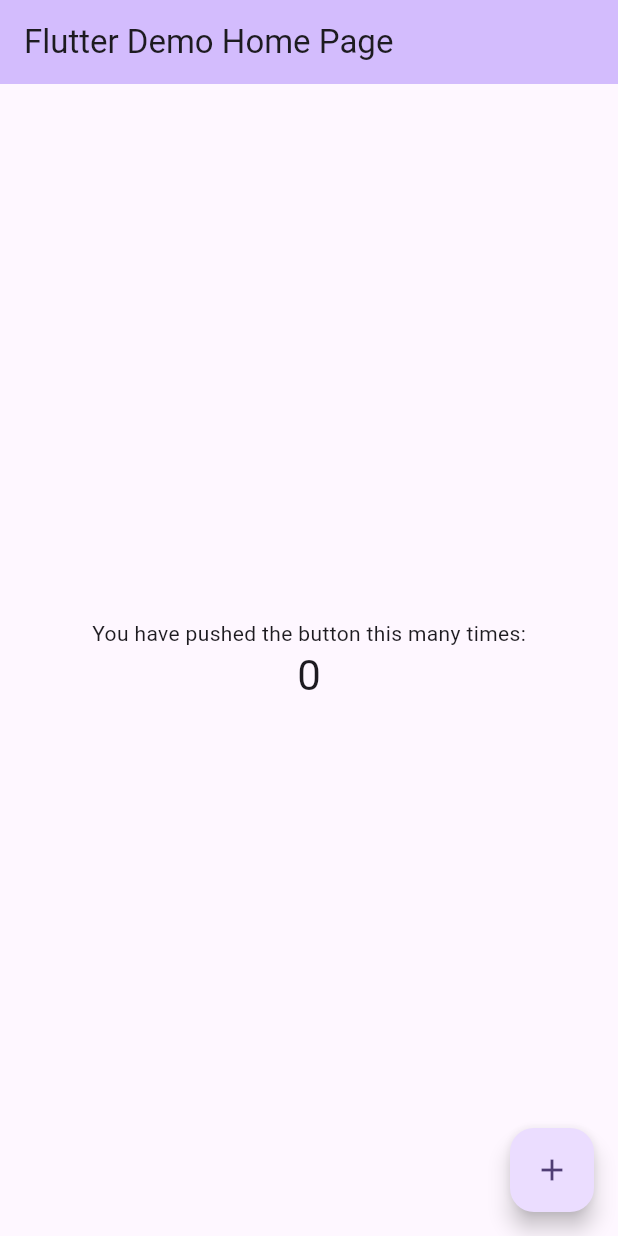
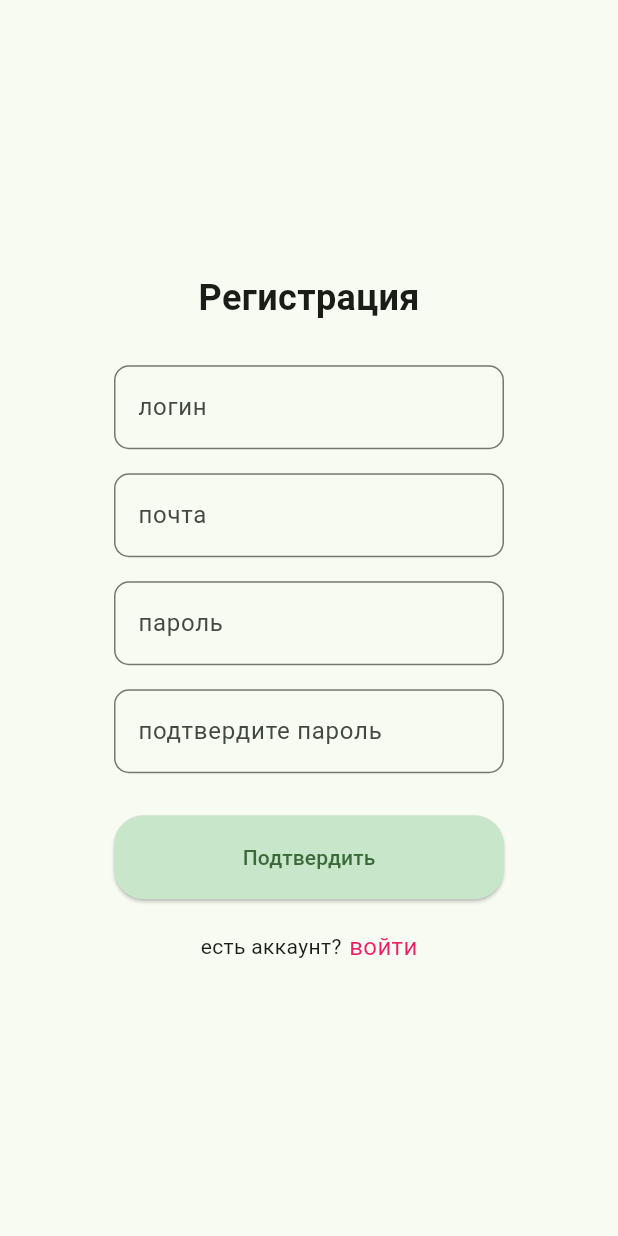
Before and after one commit to MiLTaH/TP_fronend_news_app, a Flutter app: the screen it shows after launch, on a phone screen of 412 x 824 dp. Run offline on Flutter 3.47's test engine with Material 3 defaults, Android fonts, the phone set to English and light mode, and no system bars.

Commit message:
Сделал стартовую вёрстку desktop экранов входа и регистрации в соответствии с данным заданием

```diff
--- a/lib/main.dart
+++ b/lib/main.dart
@@ -1,4 +1,6 @@
+import 'package:bigus_4/registration_screen.dart';
 import 'package:flutter/material.dart';
+
 
 void main() {
   runApp(const MyApp());
@@ -7,119 +9,15 @@ void main() {
 class MyApp extends StatelessWidget {
   const MyApp({super.key});
 
-  // This widget is the root of your application.
   @override
   Widget build(BuildContext context) {
     return MaterialApp(
-      title: 'Flutter Demo',
+      title: 'EzioNews',
       theme: ThemeData(
-        // This is the theme of your application.
-        //
-        // TRY THIS: Try running your application with "flutter run". You'll see
-        // the application has a purple toolbar. Then, without quitting the app,
-        // try changing the seedColor in the colorScheme below to Colors.green
-        // and then invoke "hot reload" (save your changes or press the "hot
-        // reload" button in a Flutter-supported IDE, or press "r" if you used
-        // the command line to start the app).
-        //
-        // Notice that the counter didn't reset back to zero; the application
-        // state is not lost during the reload. To reset the state, use hot
-        // restart instead.
-        //
-        // This works for code too, not just values: Most code changes can be
-        // tested with just a hot reload.
-        colorScheme: ColorScheme.fromSeed(seedColor: Colors.deepPurple),
+        colorScheme: ColorScheme.fromSeed(seedColor: Colors.green),
         useMaterial3: true,
       ),
-      home: const MyHomePage(title: 'Flutter Demo Home Page'),
+      home: const RegistrationScreen(),
     );
   }
 }
-
-class MyHomePage extends StatefulWidget {
-  const MyHomePage({super.key, required this.title});
-
-  // This widget is the home page of your application. It is stateful, meaning
-  // that it has a State object (defined below) that contains fields that affect
-  // how it looks.
-
-  // This class is the configuration for the state. It holds the values (in this
-  // case the title) provided by the parent (in this case the App widget) and
-  // used by the build method of the State. Fields in a Widget subclass are
-  // always marked "final".
-
-  final String title;
-
-  @override
-  State<MyHomePage> createState() => _MyHomePageState();
-}
-
-class _MyHomePageState extends State<MyHomePage> {
-  int _counter = 0;
-
-  void _incrementCounter() {
-    setState(() {
-      // This call to setState tells the Flutter framework that something has
-      // changed in this State, which causes it to rerun the build method below
-      // so that the display can reflect the updated values. If we changed
-      // _counter without calling setState(), then the build method would not be
-      // called again, and so nothing would appear to happen.
-      _counter++;
-    });
-  }
-
-  @override
-  Widget build(BuildContext context) {
-    // This method is rerun every time setState is called, for instance as done
-    // by the _incrementCounter method above.
-    //
-    // The Flutter framework has been optimized to make rerunning build methods
-    // fast, so that you can just rebuild anything that needs updating rather
-    // than having to individually change instances of widgets.
-    return Scaffold(
-      appBar: AppBar(
-        // TRY THIS: Try changing the color here to a specific color (to
-        // Colors.amber, perhaps?) and trigger a hot reload to see the AppBar
-        // change color while the other colors stay the same.
-        backgroundColor: Theme.of(context).colorScheme.inversePrimary,
-        // Here we take the value from the MyHomePage object that was created by
-        // the App.build method, and use it to set our appbar title.
-        title: Text(widget.title),
-      ),
-      body: Center(
-        // Center is a layout widget. It takes a single child and positions it
-        // in the middle of the parent.
-        child: Column(
-          // Column is also a layout widget. It takes a list of children and
-          // arranges them vertically. By default, it sizes itself to fit its
-          // children horizontally, and tries to be as tall as its parent.
-          //
-          // Column has various properties to control how it sizes itself and
-          // how it positions its children. Here we use mainAxisAlignment to
-          // center the children vertically; the main axis here is the vertical
-          // axis because Columns are vertical (the cross axis would be
-          // horizontal).
-          //
-          // TRY THIS: Invoke "debug painting" (choose the "Toggle Debug Paint"
-          // action in the IDE, or press "p" in the console), to see the
-          // wireframe for each widget.
-          mainAxisAlignment: MainAxisAlignment.center,
-          children: <Widget>[
-            const Text(
-              'You have pushed the button this many times:',
-            ),
-            Text(
-              '$_counter',
-              style: Theme.of(context).textTheme.headlineMedium,
-            ),
-          ],
-        ),
-      ),
-      floatingActionButton: FloatingActionButton(
-        onPressed: _incrementCounter,
-        tooltip: 'Increment',
-        child: const Icon(Icons.add),
-      ), // This trailing comma makes auto-formatting nicer for build methods.
-    );
-  }
-}
--- /dev/null
+++ b/lib/registration_screen.dart
@@ -0,0 +1,82 @@
+import 'package:flutter/material.dart';
+import 'login_screen.dart';
+
+class RegistrationScreen extends StatelessWidget {
+  const RegistrationScreen({super.key});
+
+  @override
+  Widget build(BuildContext context) {
+    return Scaffold(
+      body: Center(
+        child: Container(
+          width: 300, // Фиксированная ширина для контейнера
+          padding: const EdgeInsets.all(20),
+          child: Column(
+            mainAxisAlignment: MainAxisAlignment.center,
+            children: [
+              const Text(
+                'Регистрация',
+                style: TextStyle(fontSize: 24, fontWeight: FontWeight.bold),
+              ),
+              const SizedBox(height: 20),
+              _buildTextField('логин'),
+              _buildTextField('почта'),
+              _buildTextField('пароль', obscureText: true),
+              _buildTextField('подтвердите пароль', obscureText: true),
+              const SizedBox(height: 20),
+              ElevatedButton(
+                onPressed: () {
+                  // Логика для подтверждения регистрации
+                },
+                style: ElevatedButton.styleFrom(
+                  backgroundColor: Colors.green[100],
+                  padding: const EdgeInsets.symmetric(vertical: 15),
+                  minimumSize: const Size.fromHeight(56), // Размер кнопки соответствует полям
+                  shape: RoundedRectangleBorder(
+                    borderRadius: BorderRadius.circular(20),
+                  ),
+                ),
+                child: const Text('Подтвердить'),
+              ),
+              const SizedBox(height: 20),
+              Row(
+                mainAxisAlignment: MainAxisAlignment.center,
+                children: [
+                  const Text('есть аккаунт?'),
+                  const SizedBox(width: 5),
+                  GestureDetector(
+                    onTap: () {
+                      Navigator.push(
+                        context,
+                        MaterialPageRoute(builder: (context) => const LoginScreen()),
+                      );
+                    },
+                    child: const Text(
+                      'войти',
+                      style: TextStyle(color: Colors.pink, fontSize: 16),
+                    ),
+                  ),
+                ],
+              ),
+            ],
+          ),
+        ),
+      ),
+    );
+  }
+
+  Widget _buildTextField(String hint, {bool obscureText = false}) {
+    return Padding(
+      padding: const EdgeInsets.symmetric(vertical: 8.0),
+      child: TextField(
+        obscureText: obscureText,
+        decoration: InputDecoration(
+          hintText: hint,
+          border: OutlineInputBorder(
+            borderRadius: BorderRadius.circular(10),
+          ),
+        ),
+      ),
+    );
+  }
+}
```
Also changed, not shown: lib/login_screen.dart (added, +80 -0 lines), 2 other files.
